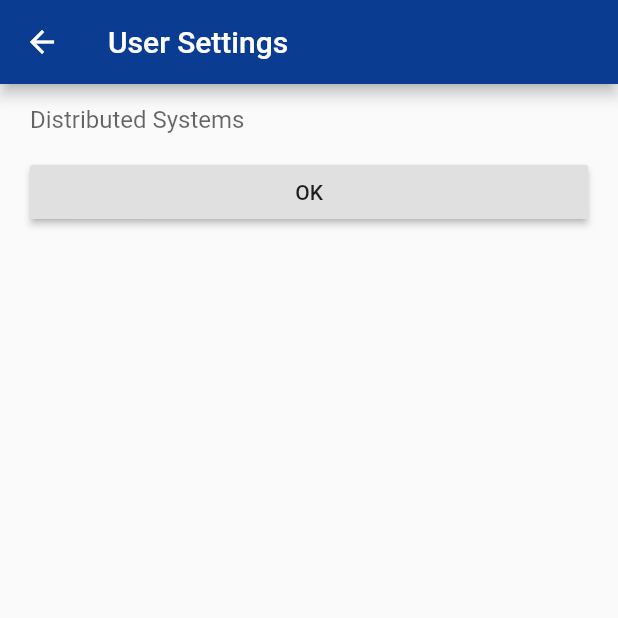
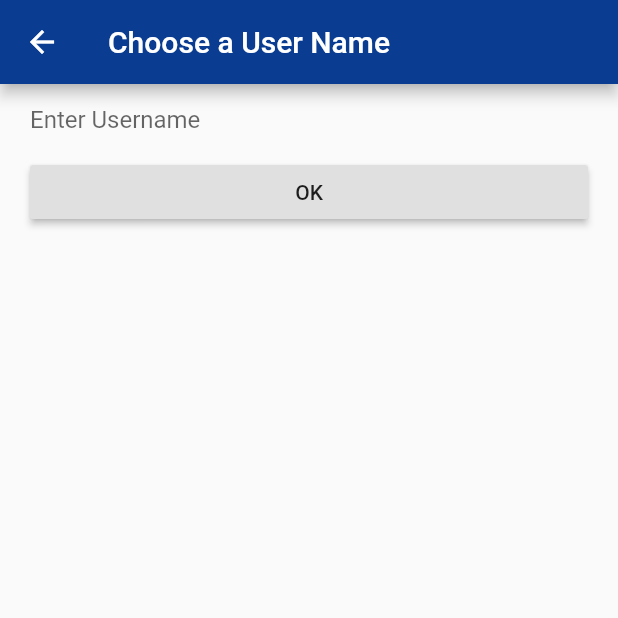
Before and after one commit to umr-ds/bluera, a Flutter app: the UserSettingsScreen screen opened directly, on a phone screen of 412 x 824 dp, the top half of it. Run offline on Flutter 3.47's test engine with Material 2 defaults, Android fonts, the phone set to English and light mode, and no system bars; our stand-ins replace convert, flutter_blue, sqflite; accounts and stored records are empty.

Commit message:
Force user to chose a user name on first start

```diff
--- a/lib/data/Globals.dart
+++ b/lib/data/Globals.dart
@@ -1,7 +1,8 @@
 import 'package:BlueRa/data/Channel.dart';
-import 'package:BlueRa/data/Message.dart';
 import 'package:flutter/material.dart';
 
-String localUser = "Distributed Systems";
+String usernameFileName = "user.name";
+
+String localUser;
 
 ValueNotifier<List<ValueNotifier<Channel>>> channels = new ValueNotifier<List<ValueNotifier<Channel>>>(<ValueNotifier<Channel>>[]);
--- a/lib/screens/UserSettings.dart
+++ b/lib/screens/UserSettings.dart
@@ -1,14 +1,23 @@
 import 'package:flutter/material.dart';
 import 'package:BlueRa/data/Globals.dart';
+import 'package:BlueRa/connectors/Username.dart';
+import 'package:BlueRa/screens/Home.dart';
 
-class UserSettingsScreen extends StatelessWidget {
+class UserSettingsScreen extends StatefulWidget {
+  @override
+  State<StatefulWidget> createState() => UserSettingsScreenState();
+
+}
+
+class UserSettingsScreenState extends State<UserSettingsScreen> {
   final TextEditingController _userNameController = new TextEditingController();
+  bool _valid = false;
 
   @override
   Widget build(BuildContext context) {
     return new Scaffold(
       appBar: new AppBar(
-        title: new Text("User Settings"),
+        title: Text("Choose a User Name"),
         backgroundColor: Color(0xFF0A3D91)
       ),
       body: new Padding(
@@ -18,7 +27,8 @@ class UserSettingsScreen extends StatelessWidget {
                 controller: _userNameController,
                 decoration: InputDecoration(
                   border: InputBorder.none,
-                  hintText: localUser
+                  hintText: localUser == null ? "Enter Username" : localUser,
+                  errorText: _valid ? 'Please enter Username' : null,
                 ),
               ),
               new Row(
@@ -26,8 +36,20 @@ class UserSettingsScreen extends StatelessWidget {
                   new Expanded(
                     child: new RaisedButton(
                       onPressed: () {
-                        localUser = _userNameController.text;
-                        Navigator.pop(context);
+                        setState(() {
+                          _userNameController.text.isEmpty ? _valid = false : _valid = true;
+                        });
+                        if (_valid) {
+                          localUser = _userNameController.text;
+                          UsernameConnector.write(localUser);
+
+                          Navigator.pushReplacement(
+                            context,
+                            MaterialPageRoute(
+                              builder: (context) => HomeScreen(),
+                            )
+                          );
+                        }
                       },
                     child: new Text("OK"),
                   ))
```
Also changed, not shown: lib/connectors/Username.dart (added, +23 -0 lines), lib/main.dart (+6 -1 lines).
